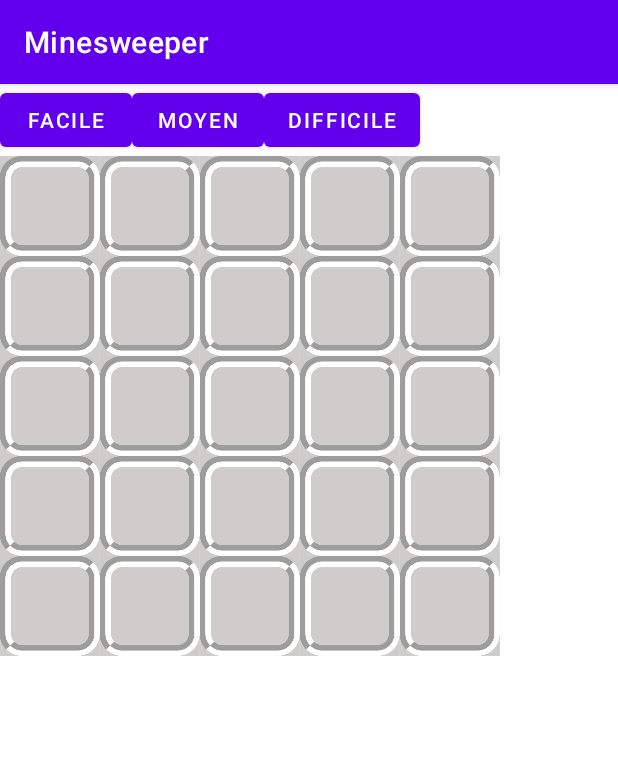
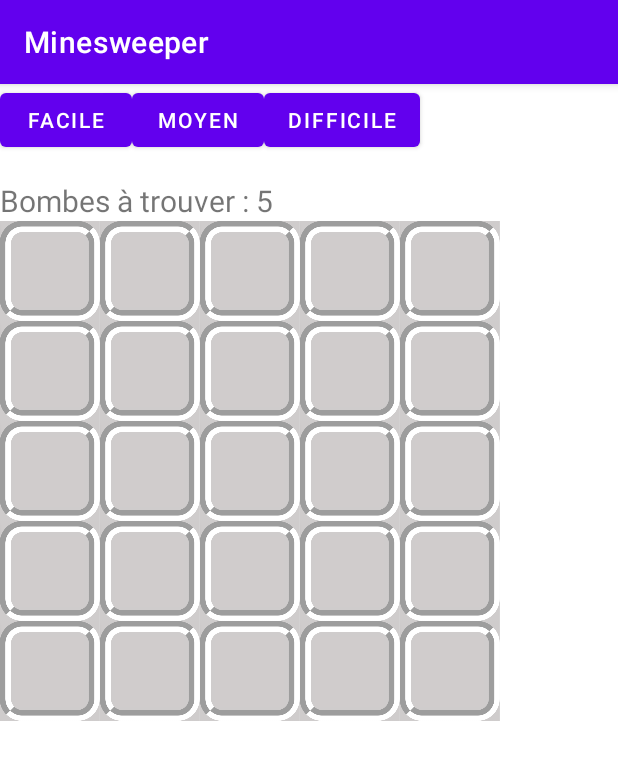
Before and after one commit to sarlatme/minesweeper, an Android app: the screen it shows after launch (MainActivity), after a tap on "FACILE", on a phone screen of 412 x 824 dp. Shown: the top 760 px of the screen. Run offline under Robolectric (Android 15) with nearby library versions, the phone set to English and light mode, and no system bars.

Commit message:
feature(gameFragment) : add nombre bombe

```diff
--- a/app/src/main/java/com/example/minesweeper/Board.java
+++ b/app/src/main/java/com/example/minesweeper/Board.java
@@ -5,10 +5,13 @@ public class Board {
     private int num_rows;
     private int num_cols;
 
+    private int num_bombs;
+
     public Board(int num_rows, int num_cols, int num_bombs) {
         this.num_rows = num_rows;
         this.num_cols = num_cols;
-        this.cellules = createBoard(this.num_rows, this.num_cols, num_bombs);
+        this.num_bombs = num_bombs;
+        this.cellules = createBoard(this.num_rows, this.num_cols, this.num_bombs);
     }
 
     public int getRows(){
@@ -17,6 +20,10 @@ public class Board {
 
     public int getCols(){
         return num_cols;
+    }
+
+    public int getBombs(){
+        return this.num_bombs;
     }
 
     public Cell[][] getCellules(){
--- a/app/src/main/java/com/example/minesweeper/BoardView.java
+++ b/app/src/main/java/com/example/minesweeper/BoardView.java
@@ -1,5 +1,6 @@
 package com.example.minesweeper;
 
+import android.app.Activity;
 import android.content.Context;
 import android.content.Intent;
 import android.view.Gravity;
@@ -8,6 +9,7 @@ import android.view.ViewGroup;
 import android.widget.ImageView;
 import android.widget.LinearLayout;
 import android.widget.TableRow;
+import android.widget.TextView;
 import android.widget.Toast;
 
 public class BoardView {
@@ -113,6 +115,9 @@ public class BoardView {
         }
     }
 
+    public int getBombs() {
+        return this.board.getBombs();
+    }
 
     public ImageView[][] createBoardView(Context context) {
         int num_rows = this.board.getRows();
@@ -129,6 +134,8 @@ public class BoardView {
                 Cell cell = this.board.getParticularCell(ligne, colonne);
                 int value = cell.getValeur();
                 Board tableau = this.board;
+
+                int num_bombs = this.board.getBombs();
                 imageView.setOnClickListener(new View.OnClickListener() {
                     @Override
                     public void onClick(View v) {
@@ -171,8 +178,8 @@ public class BoardView {
                         } else{
                             cell.setFlag(false);
                             ((ImageView) v).setImageResource(R.drawable.empty_case);
+
                         }
-
                         return true;
                     }
                 });
--- a/app/src/main/java/com/example/minesweeper/Game.java
+++ b/app/src/main/java/com/example/minesweeper/Game.java
@@ -17,4 +17,8 @@ public class Game {
         return this.boardViews;
     }
 
+    public int getBombs(){
+        return this.boardViews.getBombs();
+    }
+
 }
--- a/app/src/main/java/com/example/minesweeper/GameFragment.java
+++ b/app/src/main/java/com/example/minesweeper/GameFragment.java
@@ -9,6 +9,7 @@ import android.view.View;
 import android.view.ViewGroup;
 import android.widget.ImageView;
 import android.widget.LinearLayout;
+import android.widget.TextView;
 
 public class GameFragment extends Fragment {
     private Game game;
@@ -29,17 +30,20 @@ public class GameFragment extends Fragment {
             bombs = args.getInt("bombs");
         }
 
-        game = new Game(getContext(),row, col, bombs);
+        this.game = new Game(getContext(),row, col, bombs);
 
         displayBoardView(view);
 
         return view;
     }
 
-
     private void displayBoardView(View view) {
         // Get the container for the board view
         LinearLayout boardContainer = view.findViewById(R.id.board_container);
+
+        TextView flag_remaining = view.findViewById(R.id.flag_remaining);
+        int flags = this.game.getBombs();
+        flag_remaining.setText("Bombes à trouver : " + flags);
 
         // Add the ImageViews to the container
         int imageWidth = 100;
@@ -56,6 +60,7 @@ public class GameFragment extends Fragment {
                 imageView.setLayoutParams(new LinearLayout.LayoutParams(
                         imageWidth,
                         imageHeight));
+
                 rowLayout.addView(imageView);
             }
             boardContainer.addView(rowLayout);
--- a/app/src/main/res/layout/fragment_game_fragment.xml
+++ b/app/src/main/res/layout/fragment_game_fragment.xml
@@ -1,7 +1,20 @@
 <?xml version="1.0" encoding="utf-8"?>
 <LinearLayout xmlns:android="http://schemas.android.com/apk/res/android"
-    android:id="@+id/board_container"
     android:layout_width="match_parent"
     android:layout_height="match_parent"
     android:orientation="vertical">
+
+
+    <TextView
+        android:id="@+id/flag_remaining"
+        android:layout_width="wrap_content"
+        android:layout_height="wrap_content"
+        android:layout_marginTop="16dp"
+        android:textSize="20sp" />
+
+    <LinearLayout
+        android:id="@+id/board_container"
+        android:layout_width="match_parent"
+        android:layout_height="match_parent"
+        android:orientation="vertical"></LinearLayout>
 </LinearLayout>
```
